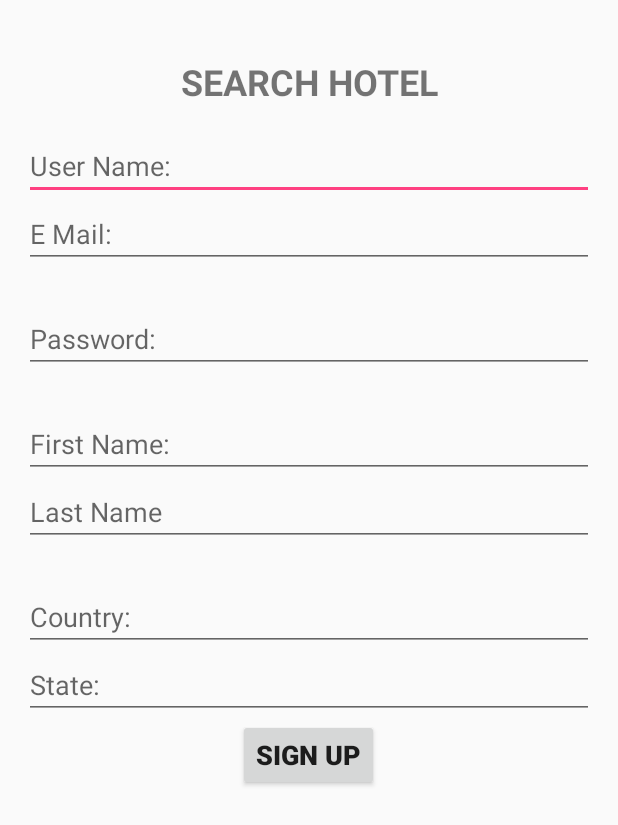
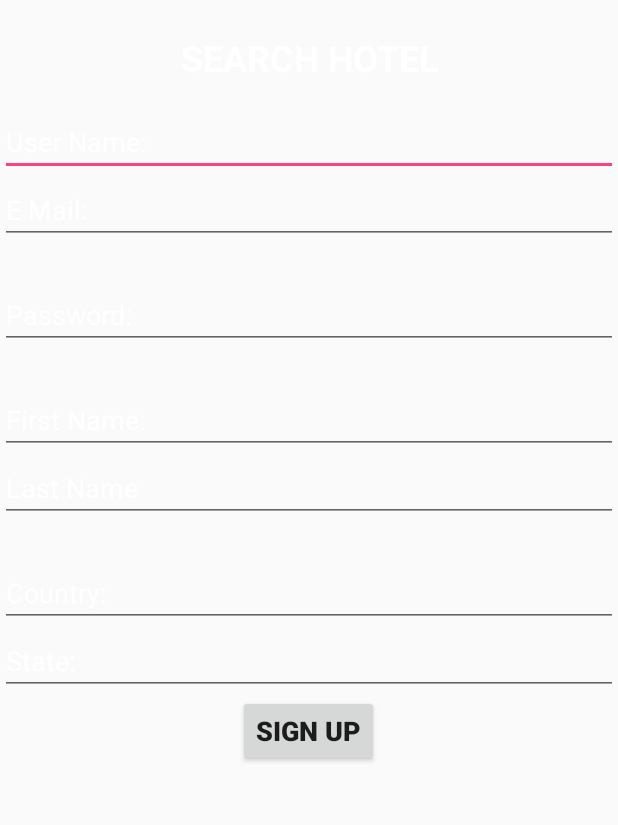
Before and after one commit to prince2kingll/search-hotel, an Android app: the layout activity_sign_up.xml on its own in the app's theme, with its tools: preview values and no code run, on a phone screen of 412 x 824 dp. Shown: the top 825 px of the screen. Run offline under Robolectric (Android 15) with nearby library versions, the light colour scheme and no system bars.

Commit message:
Java Commit:                      * LoginDialog: for sign in pop up dialog                      * SignUpDialog: for sign up pop up dialog
xml Commit:
                     * activity_sign_in:xml for sign in custom dialog editted
                   * activity_sign_up:xml for sign up custom dialog editted

```diff
--- a/app/src/main/res/layout/activity_sign_up.xml
+++ b/app/src/main/res/layout/activity_sign_up.xml
@@ -1,13 +1,7 @@
 <?xml version="1.0" encoding="utf-8"?>
 <RelativeLayout xmlns:android="http://schemas.android.com/apk/res/android"
-    xmlns:tools="http://schemas.android.com/tools"
-    android:id="@+id/activity_sign_up"
-    android:layout_width="match_parent"
-    android:layout_height="match_parent"
-    android:paddingBottom="@dimen/activity_vertical_margin"
-    android:paddingLeft="@dimen/activity_horizontal_margin"
-    android:paddingRight="@dimen/activity_horizontal_margin"
-    android:paddingTop="@dimen/activity_vertical_margin">
+    android:layout_width="fill_parent"
+    android:layout_height="fill_parent">
 
     <TextView
         android:text="Search Hotel"
@@ -18,6 +12,7 @@
         android:layout_marginTop="22dp"
         android:id="@+id/textView5"
         android:textSize="24sp"
+        android:textColor="@android:color/white"
         android:textStyle="normal|bold"
         android:textAllCaps="true"
         android:textAlignment="center" />
@@ -45,7 +40,8 @@
                 android:ems="10"
                 android:textColor="@android:color/white"
                 android:id="@+id/editText_username"
-                android:hint="@string/user_name" />
+                android:hint="@string/user_name"
+                android:textColorHint="#FFFFFF"/>
 
             <EditText
                 android:layout_width="match_parent"
@@ -54,7 +50,8 @@
                 android:ems="10"
                 android:textColor="@android:color/white"
                 android:id="@+id/editText_email"
-                android:hint="@string/e_mail" />
+                android:hint="@string/e_mail"
+                android:textColorHint="#FFFFFF"/>
 
             <TextView
                 android:text="   "
@@ -70,7 +67,8 @@
                 android:ems="10"
                 android:textColor="@android:color/white"
                 android:id="@+id/editText_password"
-                android:hint="@string/pass_word" />
+                android:hint="@string/pass_word"
+                android:textColorHint="#FFFFFF"/>
 
             <TextView
                 android:text="   "
@@ -86,7 +84,8 @@
                 android:ems="10"
                 android:textColor="@android:color/white"
                 android:id="@+id/editText_firstname"
-                android:hint="@string/first_name" />
+                android:hint="@string/first_name"
+                android:textColorHint="#FFFFFF"/>
 
             <EditText
                 android:layout_width="match_parent"
@@ -95,7 +94,8 @@
                 android:ems="10"
                 android:textColor="@android:color/white"
                 android:id="@+id/editText_lastname"
-                android:hint="@string/last_name" />
+                android:hint="@string/last_name"
+                android:textColorHint="#FFFFFF"/>
 
             <TextView
                 android:text="   "
@@ -111,7 +111,8 @@
                 android:ems="10"
                 android:textColor="@android:color/white"
                 android:id="@+id/editText_country"
-                android:hint="@string/country" />
+                android:hint="@string/country"
+                android:textColorHint="#FFFFFF"/>
 
             <EditText
                 android:layout_width="match_parent"
@@ -120,7 +121,8 @@
                 android:ems="10"
                 android:textColor="@android:color/white"
                 android:id="@+id/editText_state"
-                android:hint="@string/state" />
+                android:hint="@string/state"
+                android:textColorHint="#FFFFFF"/>
 
             <Button
                 android:text="Sign Up"
```
Also changed, not shown: app/src/main/java/com/example/princewill/searchhotel/LoginDialog.java (added, +66 -0 lines), app/src/main/java/com/example/princewill/searchhotel/SignupDialog.java (added, +69 -0 lines), app/src/main/res/layout/activity_sign_in.xml (+12 -14 lines).
